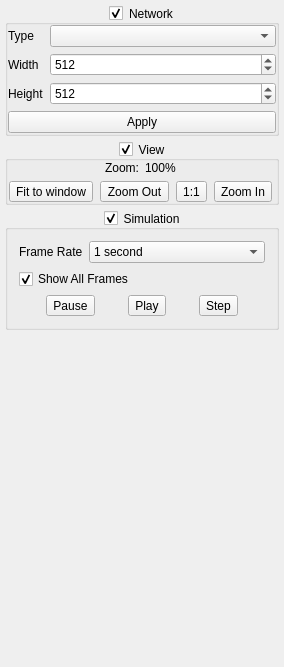
The window that Neuron/ToolBox.ui (Skwint/Neuron) describes before a commit, drawn with Qt 5.
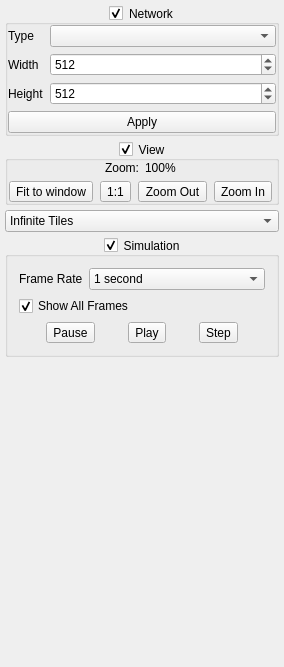
The same window after the commit.

Commit message: Added logging. Added option for different views of data in 2D and 3D.

Diff of the .ui file:
```diff
--- a/Neuron/ToolBox.ui
+++ b/Neuron/ToolBox.ui
@@ -19,7 +19,7 @@
   <property name="minimumSize">
    <size>
     <width>284</width>
-    <height>331</height>
+    <height>346</height>
    </size>
   </property>
   <property name="features">
@@ -235,13 +235,6 @@
               </property>
              </widget>
             </item>
-            <item>
-             <widget class="QToolButton" name="btnViewZoomOut">
-              <property name="text">
-               <string>Zoom Out</string>
-              </property>
-             </widget>
-            </item>
             <item>
              <widget class="QToolButton" name="btnViewZoomOneToOne">
               <property name="text">
@@ -249,6 +242,13 @@
               </property>
              </widget>
             </item>
+            <item>
+             <widget class="QToolButton" name="btnViewZoomOut">
+              <property name="text">
+               <string>Zoom Out</string>
+              </property>
+             </widget>
+            </item>
             <item>
              <widget class="QToolButton" name="btnViewZoomIn">
               <property name="text">
@@ -264,6 +264,31 @@
       </layout>
      </widget>
     </item>
+    <item>
+     <widget class="QComboBox" name="cmbViewStyle">
+      <property name="currentText">
+       <string>Infinite Tiles</string>
+      </property>
+      <property name="currentIndex">
+       <number>1</number>
+      </property>
+      <item>
+       <property name="text">
+        <string>Simple</string>
+       </property>
+      </item>
+      <item>
+       <property name="text">
+        <string>Infinite Tiles</string>
+       </property>
+      </item>
+      <item>
+       <property name="text">
+        <string>Donut</string>
+       </property>
+      </item>
+     </widget>
+    </item>
     <item>
      <widget class="QGroupBox" name="simGroup">
       <property name="title">
```
The commit also changes 17 other files.
